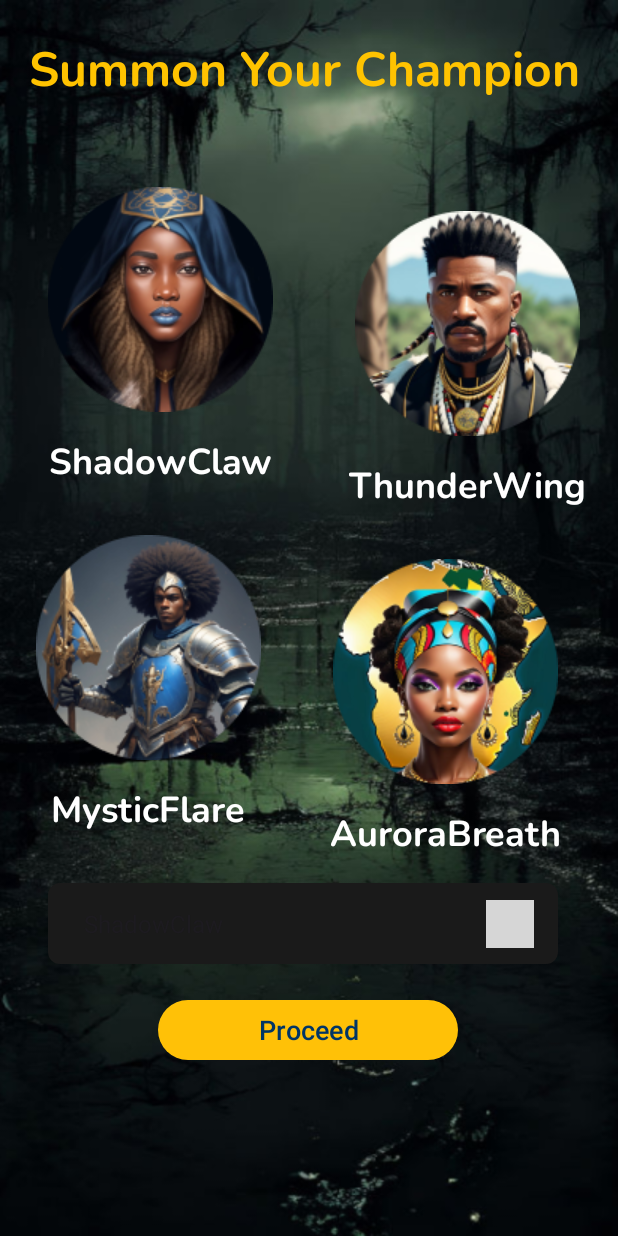
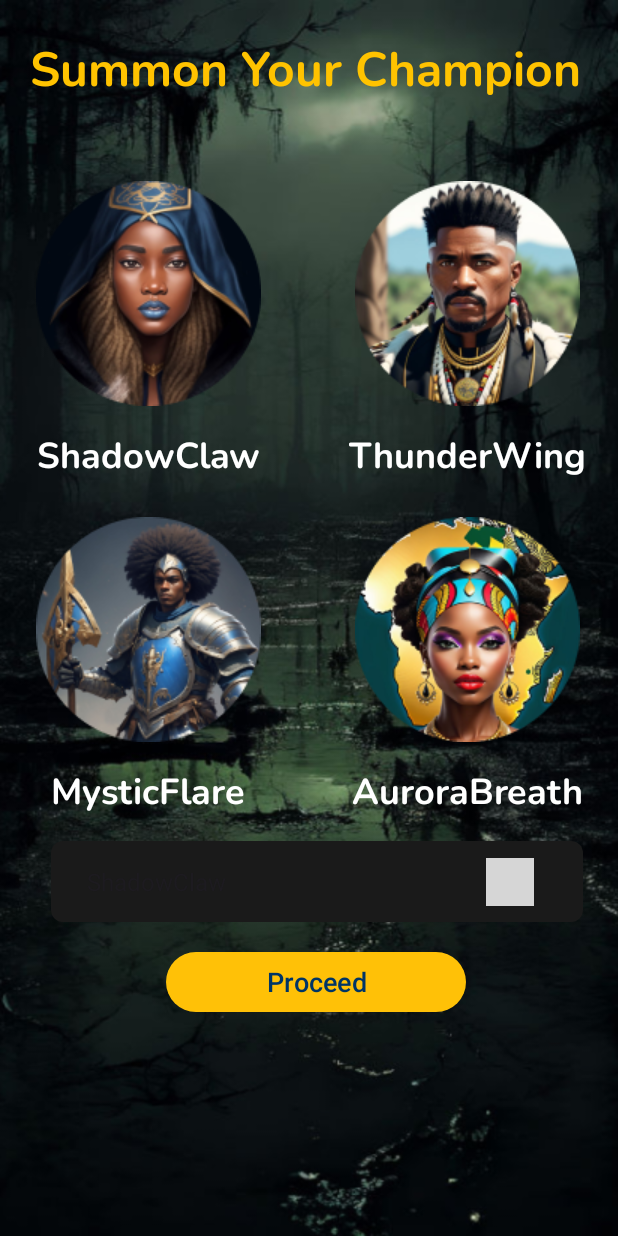
Before and after one commit to akirachix/Vivosparks-Mobile, an Android app: the ChampionActivity screen opened directly, with no data from a screen before it, on a phone screen of 412 x 824 dp. Run offline under Robolectric (Android 15) with nearby library versions, the phone set to English and light mode, and no system bars; our stand-ins replace Picasso; pictures from the network do not load; grey boxes are pictures that could not be loaded.

Commit message:
add changes

```diff
--- a/app/src/main/java/com/akirachix/investikaTrial/api/ApiClient.kt
+++ b/app/src/main/java/com/akirachix/investikaTrial/api/ApiClient.kt
@@ -1,6 +1,6 @@
 package com.akirachix.investikaTrial.api
 
-import com.akirachix.investikaTrial.api.ApiClient.BASE_URL
+
 import okhttp3.OkHttpClient
 import retrofit2.Retrofit
 import retrofit2.converter.gson.GsonConverterFactory
--- a/app/src/main/res/layout/activity_champion.xml
+++ b/app/src/main/res/layout/activity_champion.xml
@@ -15,6 +15,7 @@
         android:layout_marginTop="8dp"
         android:fontFamily="@font/nunito_bold"
         android:text="Summon Your Champion"
+        android:textAlignment="center"
         android:textColor="#FFC300"
         android:textSize="32sp"
         app:layout_constraintEnd_toEndOf="parent"
@@ -26,10 +27,9 @@
         android:id="@+id/Imgshadow"
         android:layout_width="wrap_content"
         android:layout_height="wrap_content"
-        android:layout_marginStart="16dp"
-        android:layout_marginTop="56dp"
+        android:layout_marginStart="8dp"
         app:layout_constraintStart_toStartOf="parent"
-        app:layout_constraintTop_toBottomOf="@+id/textView"
+        app:layout_constraintTop_toTopOf="@+id/imageView3"
         app:srcCompat="@drawable/shadowclaw" />
 
     <ImageView
@@ -37,10 +37,10 @@
         android:layout_width="wrap_content"
         android:layout_height="wrap_content"
         android:layout_marginStart="32dp"
-        android:layout_marginTop="72dp"
+        android:layout_marginTop="52dp"
         android:layout_marginEnd="8dp"
         app:layout_constraintEnd_toEndOf="parent"
-        app:layout_constraintHorizontal_bias="0.956"
+        app:layout_constraintHorizontal_bias="0.967"
         app:layout_constraintStart_toEndOf="@+id/Imgshadow"
         app:layout_constraintTop_toBottomOf="@+id/textView"
         app:srcCompat="@drawable/thunderwing" />
@@ -76,7 +76,7 @@
         android:layout_width="wrap_content"
         android:layout_height="wrap_content"
         android:layout_marginStart="8dp"
-        android:layout_marginTop="32dp"
+        android:layout_marginTop="24dp"
         app:layout_constraintStart_toStartOf="parent"
         app:layout_constraintTop_toBottomOf="@+id/textView2"
         app:srcCompat="@drawable/mysticflare" />
@@ -85,10 +85,12 @@
         android:id="@+id/imageView5"
         android:layout_width="wrap_content"
         android:layout_height="wrap_content"
-        android:layout_marginTop="32dp"
-        android:layout_marginEnd="24dp"
+        android:layout_marginStart="32dp"
+        android:layout_marginEnd="8dp"
         app:layout_constraintEnd_toEndOf="parent"
-        app:layout_constraintTop_toBottomOf="@+id/textView3"
+        app:layout_constraintHorizontal_bias="0.967"
+        app:layout_constraintStart_toEndOf="@+id/imageView4"
+        app:layout_constraintTop_toTopOf="@+id/imageView4"
         app:srcCompat="@drawable/aurorabreath" />
 
     <TextView
@@ -123,18 +125,16 @@
     <!-- ImageView to display the selected image -->
     <Spinner
         android:id="@+id/idAvatarSpinner"
-        android:layout_width="match_parent"
+        android:layout_width="0dp"
         android:layout_height="wrap_content"
-        android:layout_marginStart="16dp"
         android:layout_marginTop="16dp"
-        android:layout_marginEnd="24dp"
         android:background="@drawable/spinner_background"
-        android:text="Select Your Avatar"
         android:padding="16dp"
         android:spinnerMode="dropdown"
+        android:text="Select Your Avatar"
         android:textColor="#FFFFFF"
-        app:layout_constraintEnd_toEndOf="parent"
-        app:layout_constraintStart_toStartOf="parent"
+        app:layout_constraintEnd_toEndOf="@+id/textView5"
+        app:layout_constraintStart_toStartOf="@+id/textView4"
         app:layout_constraintTop_toBottomOf="@+id/textView5" />
 
     <!-- White background -->
@@ -154,16 +154,16 @@
         android:id="@+id/registerButton"
         android:layout_width="200dp"
         android:layout_height="wrap_content"
-        android:layout_marginTop="20dp"
+        android:layout_marginTop="16dp"
         android:text="Proceed"
         android:textAlignment="center"
         android:textColor="#003566"
         android:textSize="18dp"
         app:backgroundTint="#FFC107"
         app:cornerRadius="25dp"
-        app:layout_constraintEnd_toEndOf="parent"
+        app:layout_constraintEnd_toEndOf="@+id/idAvatarSpinner"
         app:layout_constraintHorizontal_bias="0.497"
-        app:layout_constraintStart_toStartOf="parent"
+        app:layout_constraintStart_toStartOf="@+id/idAvatarSpinner"
         app:layout_constraintTop_toBottomOf="@+id/idAvatarSpinner" />
 
 </androidx.constraintlayout.widget.ConstraintLayout>
```
Also changed, not shown: app/src/main/res/layout/activity_defeat.xml (+4 -4 lines), app/src/main/res/layout/activity_defeated.xml (+3 -5 lines), app/src/main/res/layout/activity_register.xml (+22 -11 lines), app/src/main/res/layout/activity_sign_in.xml (+19 -11 lines), app/src/main/res/layout/activity_wisdom.xml (+5 -4 lines).
